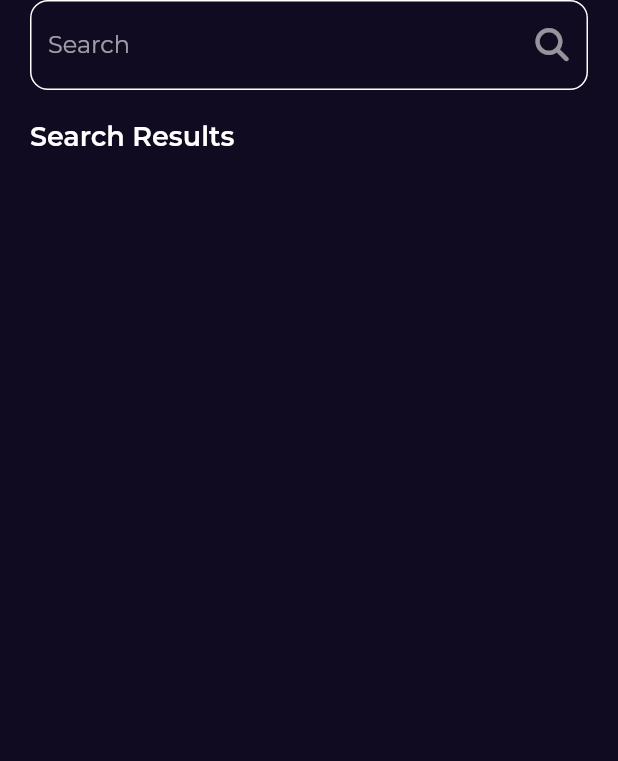
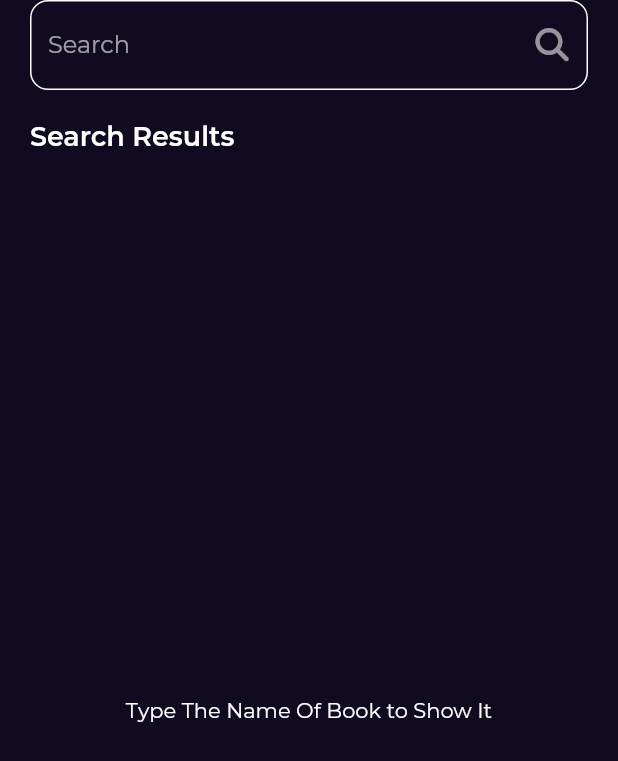
Before and after one commit to 1FarZ1/Bookini, a Flutter app: the SearchView screen opened by its route, on a phone screen of 412 x 824 dp. Shown: the top 761 px of the screen. Run offline on Flutter 3.47's test engine with Material 2 defaults, Android fonts, the phone set to English and light mode, and no system bars; our stand-ins replace bloc, dartz, device_preview, dio, equatable, flutter_bloc and 4 more.

Commit message:
finished the search features all

```diff
--- a/lib/core/depandancy_injection.dart
+++ b/lib/core/depandancy_injection.dart
@@ -1,5 +1,6 @@
 import 'package:bookini/core/api_service.dart';
-import 'package:bookini/repository/home_repo_impl.dart';
+import 'package:bookini/repository/home/home_repo_impl.dart';
+import 'package:bookini/repository/search/search_repo_impl.dart';
 import 'package:dio/dio.dart';
 import 'package:get_it/get_it.dart';
 
@@ -9,4 +10,5 @@ void setupDi() {
   getIt.registerSingleton<Dio>(Dio());
   getIt.registerSingleton<ApiService>(ApiService(getIt.get<Dio>()));
   getIt.registerSingleton<HomeRepoImpl>(HomeRepoImpl(getIt.get<ApiService>()));
+  getIt.registerSingleton<SearchRepoImpl>(SearchRepoImpl(getIt.get<ApiService>()));
 }
--- a/lib/core/routes_config.dart
+++ b/lib/core/routes_config.dart
@@ -1,7 +1,10 @@
-import 'package:bookini/repository/home_repo_impl.dart';
-import 'package:bookini/view/detaills/detaills_view.dart';
-import 'package:bookini/view/search/search_view.dart';
-import 'package:bookini/view_model/detaills/similar_books_cubit/similar_books_cubit.dart';
+import 'package:bookini/view_model/search/search_books/search_books_cubit.dart';
+
+import '../repository/home/home_repo_impl.dart';
+import '../repository/search/search_repo_impl.dart';
+import '../view/detaills/detaills_view.dart';
+import '../view/search/search_view.dart';
+import '../view_model/detaills/similar_books_cubit/similar_books_cubit.dart';
 import 'package:flutter/material.dart';
 import 'package:flutter_bloc/flutter_bloc.dart';
 import 'package:get_it/get_it.dart';
@@ -31,14 +34,17 @@ abstract class AppRouter {
         builder: (BuildContext context, GoRouterState state) {
           return BlocProvider<SimilarBooksCubit>(
             create: (context) => SimilarBooksCubit(GetIt.I.get<HomeRepoImpl>()),
-            child:  DetaillsView(book:state.extra as Book ),
+            child: DetaillsView(book: state.extra as Book),
           );
         },
       ),
       GoRoute(
         path: '/search',
         builder: (BuildContext context, GoRouterState state) {
-          return const SearchView();
+          return BlocProvider<SearchBooksCubit>(
+            create: (context) => SearchBooksCubit(GetIt.I.get<SearchRepoImpl>()),
+            child: const SearchView(),
+          );
         },
       ),
     ],
--- a/lib/main.dart
+++ b/lib/main.dart
@@ -1,5 +1,5 @@
 import 'package:bookini/core/consts.dart';
-import 'package:bookini/repository/home_repo_impl.dart';
+import 'package:bookini/repository/home/home_repo_impl.dart';
 import 'package:bookini/view_model/home/featured_books_cubit/featured_books_cubit.dart';
 import 'package:bookini/view_model/home/newest_books_cubit/newest_book_cubit.dart';
 import 'package:device_preview/device_preview.dart';
--- a/lib/repository/home_repo.dart
+++ b/lib/repository/home/home_repo.dart
@@ -1,6 +1,6 @@
 import 'package:dartz/dartz.dart';
-import '../core/errors/failure.dart';
-import '../models/book/book.dart';
+import '../../core/errors/failure.dart';
+import '../../models/book/book.dart';
 
 abstract class HomeRepo {
   Future<Either<Failure, List<Book>>> fetchBestSellerBooks();
--- /dev/null
+++ b/lib/repository/search/search_repo.dart
@@ -0,0 +1,8 @@
+import 'package:dartz/dartz.dart';
+
+import '../../core/errors/failure.dart';
+import '../../models/book/book.dart';
+
+abstract class SearchRepo{
+  Future<Either<Failure, List<Book>>> fetchSearchBooks(String query);
+}
--- /dev/null
+++ b/lib/repository/search/search_repo_impl.dart
@@ -0,0 +1,31 @@
+// ignore_for_file: public_member_api_docs, sort_constructors_first
+import 'package:bookini/core/api_service.dart';
+import 'package:bookini/core/errors/failure.dart';
+import 'package:bookini/models/book/book.dart';
+import 'package:dartz/dartz.dart';
+import 'package:dio/dio.dart';
+
+import '../../core/utils/list_create.dart';
+import 'search_repo.dart';
+
+class SearchRepoImpl implements SearchRepo {
+  SearchRepoImpl(
+     this._apiService,
+  );
+  final ApiService _apiService;
+
+  @override
+  Future<Either<Failure, List<Book>>> fetchSearchBooks(String query) async {
+    try {
+      Map<String, dynamic> data = await _apiService.get(
+          endPoint: 'volumes?Filtering=free-ebooks&Sorting=newest&q=$query');
+      List<Book> books = creatingList(data['items']);
+      return Right(books);
+    } on Exception catch (e) {
+      if (e is DioError) {
+        return Left(ServerFailure.fromDioError(e));
+      }
+      return Left(ServerFailure(e.toString()));
+    }
+  }
+}
--- /dev/null
+++ b/lib/todo.dart
@@ -0,0 +1,5 @@
+List<String> todo = [
+  "fix the ui in the detaill Screen",
+  "fix the parameter in api call for similiar ",
+  "try to add a rating to the books",
+];
--- a/lib/view/common/book_card.dart
+++ b/lib/view/common/book_card.dart
@@ -6,11 +6,11 @@ import 'package:go_router/go_router.dart';
 import '../../models/book/book.dart';
 
 class BookCard extends StatelessWidget {
-   BookCard({
+  BookCard({
     Key? key,
     required Book book,
-  }) : super(key: key){
-_book = book;
+  }) : super(key: key) {
+    _book = book;
   }
   late final Book _book;
   @override
@@ -20,14 +20,14 @@ _book = book;
         GoRouter.of(context).push(
           "/detaills",
           extra: _book,
-          );
+        );
       },
       child: ClipRRect(
         borderRadius: BorderRadius.circular(14),
         child: AspectRatio(
             aspectRatio: 2.8 / 4,
             child: CachedNetworkImage(
-              imageUrl: _book.volumeInfo.imageLinks!.thumbnail ?? "",
+              imageUrl: _book.volumeInfo.imageLinks?.thumbnail ?? "",
               errorWidget: (context, url, error) => const Icon(Icons.error),
               fit: BoxFit.fill,
             )),
--- a/lib/view/search/widgets/custom_text_field.dart
+++ b/lib/view/search/widgets/custom_text_field.dart
@@ -1,18 +1,27 @@
+import 'package:bookini/view_model/search/search_books/search_books_cubit.dart';
 import 'package:flutter/material.dart';
+import 'package:flutter_bloc/flutter_bloc.dart';
 import 'package:font_awesome_flutter/font_awesome_flutter.dart';
 
 class CustomSearchTextField extends StatelessWidget {
-  const CustomSearchTextField({super.key});
+  CustomSearchTextField({super.key});
+  String valueM = "";
 
   @override
   Widget build(BuildContext context) {
     return TextField(
+      onSubmitted: (value) {
+        valueM = value;
+        BlocProvider.of<SearchBooksCubit>(context).searchBooks(valueM);
+      },
       decoration: InputDecoration(
         enabledBorder: buildOutlineInputBorder(),
         focusedBorder: buildOutlineInputBorder(),
         hintText: 'Search',
         suffixIcon: IconButton(
-          onPressed: () {},
+          onPressed: () {
+            BlocProvider.of<SearchBooksCubit>(context).searchBooks(valueM);
+          },
           icon: const Opacity(
             opacity: .8,
             child: Icon(
--- a/lib/view/search/widgets/search_body.dart
+++ b/lib/view/search/widgets/search_body.dart
@@ -13,15 +13,15 @@ class SearchBody extends StatelessWidget {
       padding: const EdgeInsets.symmetric(horizontal: 20),
       child: Column(
         crossAxisAlignment: CrossAxisAlignment.start,
-        children: const [
+        children:  [
           CustomSearchTextField(),
-          SizedBox(height: 20),
-          Text(
+          const SizedBox(height: 20),
+          const Text(
             "Search Results",
             style: Styles.textStyle18,
           ),
-          SizedBox(height: 20),
-          Expanded(child: SearchResultListView())
+          const SizedBox(height: 20),
+          const Expanded(child: SearchResultListView())
         ],
       ),
     );
--- a/lib/view/search/widgets/search_list_view.dart
+++ b/lib/view/search/widgets/search_list_view.dart
@@ -1,5 +1,10 @@
+import 'dart:developer';
+
+import 'package:bookini/view_model/search/search_books/search_books_cubit.dart';
 import 'package:flutter/material.dart';
+import 'package:flutter_bloc/flutter_bloc.dart';
 
+import '../../home/widgets/best_seller_book_card.dart';
 
 class SearchResultListView extends StatelessWidget {
   const SearchResultListView({super.key});
@@ -8,15 +13,42 @@ class SearchResultListView extends StatelessWidget {
   Widget build(BuildContext context) {
     return Padding(
       padding: const EdgeInsets.symmetric(horizontal: 20),
-      child: ListView.builder(
-        shrinkWrap: true,
-        itemCount: 10,
-        padding: EdgeInsets.zero,
-        itemBuilder: (BuildContext context, int index) {
-          return const Padding(
-            padding: EdgeInsets.only(right: 5, left: 5, bottom: 15),
-            // child: BestSellerBookCard(book: Book,),
-          );
+      child: BlocBuilder<SearchBooksCubit, SearchBooksState>(
+        builder: (context, state) {
+          if (state is SearchBooksSuccess) {
+            return ListView.builder(
+              shrinkWrap: true,
+              itemCount: state.books.length,
+              padding: EdgeInsets.zero,
+              itemBuilder: (BuildContext context, int index) {
+                log(state.books[index].volumeInfo.imageLinks?.toJson() ??
+                    " no photo sorry");
+                try {
+                  return Padding(
+                    padding:
+                        const EdgeInsets.only(right: 5, left: 5, bottom: 15),
+                    child: BestSellerBookCard(book: state.books[index]),
+                  );
+                } catch (e) {
+                  print("error was found fares");
+                }
+              },
+            );
+          } else if (state is SearchBooksFailure) {
+            return Center(
+              child: Text(state.message),
+            );
+          } else if (state is SearchBooksLoading) {
+            return const Center(
+              child: CircularProgressIndicator(),
+            );
+          } else {
+            return const Center(
+              child: Text(
+                "Type The Name Of Book to Show It",
+              ),
+            );
+          }
         },
       ),
     );
--- a/lib/view_model/detaills/similar_books_cubit/similar_books_cubit.dart
+++ b/lib/view_model/detaills/similar_books_cubit/similar_books_cubit.dart
@@ -1,4 +1,4 @@
-import 'package:bookini/repository/home_repo_impl.dart';
+import 'package:bookini/repository/home/home_repo_impl.dart';
 import 'package:flutter_bloc/flutter_bloc.dart';
 import 'package:equatable/equatable.dart';
 import '../../../models/book/book.dart';
--- a/lib/view_model/home/featured_books_cubit/featured_books_cubit.dart
+++ b/lib/view_model/home/featured_books_cubit/featured_books_cubit.dart
@@ -3,7 +3,7 @@ import 'package:flutter_bloc/flutter_bloc.dart';
 import 'package:equatable/equatable.dart';
 
 import '../../../models/book/book.dart';
-import '../../../repository/home_repo_impl.dart';
+import '../../../repository/home/home_repo_impl.dart';
 
 part 'featured_books_state.dart';
 
--- a/lib/view_model/home/newest_books_cubit/newest_book_cubit.dart
+++ b/lib/view_model/home/newest_books_cubit/newest_book_cubit.dart
@@ -2,7 +2,7 @@ import 'dart:developer';
 
 import 'package:bookini/core/errors/failure.dart';
 import 'package:bookini/models/book/book.dart';
-import 'package:bookini/repository/home_repo_impl.dart';
+import 'package:bookini/repository/home/home_repo_impl.dart';
 import 'package:dartz/dartz.dart';
 import 'package:flutter_bloc/flutter_bloc.dart';
 import 'package:equatable/equatable.dart';
--- /dev/null
+++ b/lib/view_model/search/search_books/search_books_cubit.dart
@@ -0,0 +1,25 @@
+import 'package:bloc/bloc.dart';
+import 'package:bookini/repository/search/search_repo_impl.dart';
+import 'package:meta/meta.dart';
+
+import '../../../models/book/book.dart';
+
+part 'search_books_state.dart';
+
+class SearchBooksCubit extends Cubit<SearchBooksState> {
+  SearchBooksCubit(this.searchRepoImpl) : super(SearchBooksInitial());
+
+  final SearchRepoImpl searchRepoImpl;
+
+  void searchBooks(String query) {
+    emit(SearchBooksLoading());
+    searchRepoImpl.fetchSearchBooks(query).then((eitherObject) {
+      eitherObject.fold(
+        (failure) =>
+            emit(SearchBooksFailure(message: failure.errorMessage)),
+        (books) => emit(SearchBooksSuccess(books: books)),
+      );
+    });
+  }
+
+}
--- /dev/null
+++ b/lib/view_model/search/search_books/search_books_state.dart
@@ -0,0 +1,16 @@
+part of 'search_books_cubit.dart';
+
+@immutable
+abstract class SearchBooksState {}
+
+class SearchBooksInitial extends SearchBooksState {}
+class SearchBooksLoading extends SearchBooksState {}
+class SearchBooksSuccess extends SearchBooksState
+{
+  final List<Book> books;
+  SearchBooksSuccess({required this.books});
+}
+class SearchBooksFailure extends SearchBooksState {
+  final String message;
+  SearchBooksFailure({required this.message});
+}
```
Also changed, not shown: lib/repository/home/home_repo_impl.dart (renamed from lib/repository/home_repo_impl.dart, +4 -4 lines).
